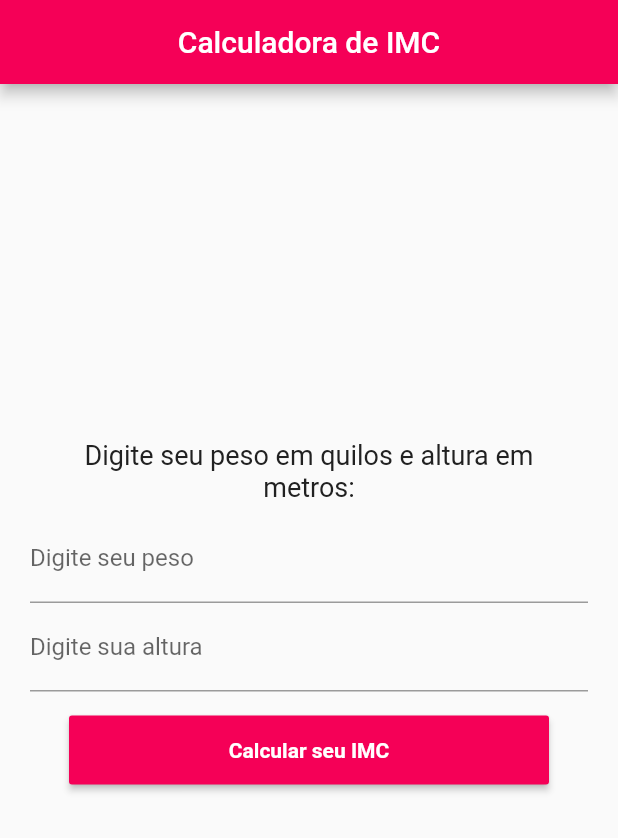
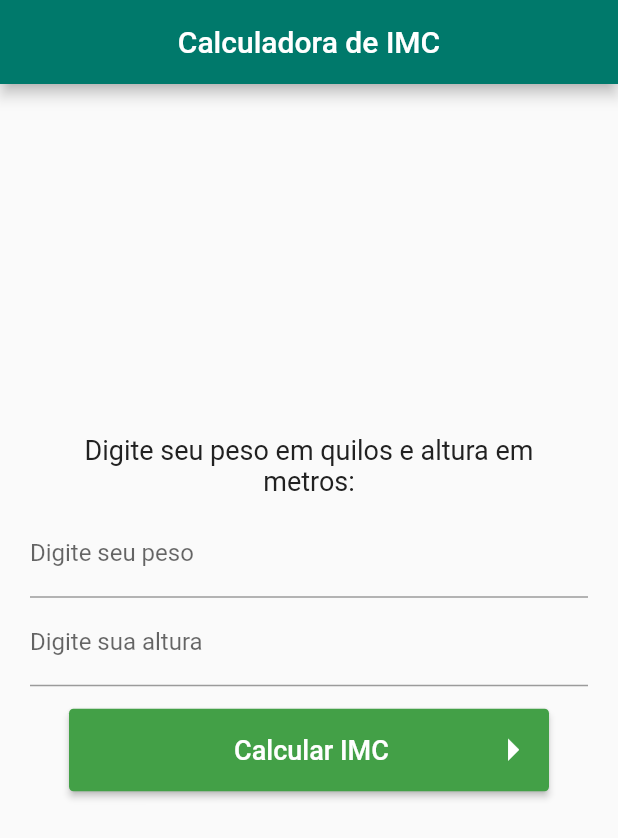
Before and after one commit to 2504Guimaraes/Desenvolvimento-Mobile-IMC, a Flutter app: the screen it shows after launch, on a phone screen of 412 x 824 dp. Shown: the top 838 px of the screen. Run offline on Flutter 3.47's test engine with Material 2 defaults, Android fonts, the phone set to English and light mode, and no system bars.

Commit message:
tentando aprender como fazer btn com símbolo à direita

```diff
--- a/lib/AppCalculadora/Logica_e_Estado/logicaEstado.dart
+++ b/lib/AppCalculadora/Logica_e_Estado/logicaEstado.dart
@@ -42,6 +42,8 @@ class _LogicaCalculadora extends State<CalculadoraBody> {
     }
   }
 
+  // Método para avaliar se valor digitado é um número ou não:
+
   void calcularIMC() {
     double valorPeso = double.tryParse(_pesoDigitado.text);
     double valorAltura = double.tryParse(_alturaDigitada.text);
@@ -55,7 +57,7 @@ class _LogicaCalculadora extends State<CalculadoraBody> {
       });
     } else {
       setState(() {
-        msgResultadoIMC = "Valores do peso ou altura vazios.";
+        msgResultadoIMC = "Valores vazios ou inválidos.";
       });
     }
   }
@@ -110,17 +112,40 @@ class _LogicaCalculadora extends State<CalculadoraBody> {
                   width: 320,
                   margin: const EdgeInsets.only(top: 15),
                   child: RaisedButton(
-                    padding: EdgeInsets.fromLTRB(10, 15, 10, 15),
+                    shape: RoundedRectangleBorder(
+                        borderRadius: BorderRadius.all(Radius.circular(3))),
+                    padding: EdgeInsets.fromLTRB(15, 10, 4, 10),
                     onPressed: () {
                       calcularIMC();
                       esvaziarValoresDigitados();
                     },
-                    color: Colors.pinkAccent[400],
-                    child: Text(
-                      'Calcular seu IMC',
-                      style: TextStyle(
-                        color: Colors.white,
-                        fontWeight: FontWeight.bold,
+                    textColor: Colors.white,
+                    color: Colors.green[600],
+                    child: Padding(
+                      padding: EdgeInsets.fromLTRB(0, 0, 0, 0),
+                      child: Row(
+                        crossAxisAlignment: CrossAxisAlignment.center,
+                        children: <Widget>[
+                          Container(
+                            color: Colors.transparent,
+                            padding: EdgeInsets.fromLTRB(95, 3, 55, 3),
+                            child: Text(
+                              'Calcular IMC',
+                              style: TextStyle(
+                                color: Colors.white,
+                                fontSize: 18,
+                              ),
+                            ),
+                          ),
+                          Padding(
+                            padding: EdgeInsets.fromLTRB(10, 0, 0, 0),
+                            child: Icon(
+                              Icons.arrow_right_sharp,
+                              color: Colors.white,
+                              size: 35,
+                            ),
+                          )
+                        ],
                       ),
                     ),
                   ),
@@ -129,14 +154,9 @@ class _LogicaCalculadora extends State<CalculadoraBody> {
             ),
             Padding(
               padding: EdgeInsets.all(25),
-              child: Text(
-                msgResultadoIMC,
-                textAlign: TextAlign.center,
-                style: TextStyle(
-                  fontSize: 18,
-                  color: Colors.black
-                )
-              ),
+              child: Text(msgResultadoIMC,
+                  textAlign: TextAlign.center,
+                  style: TextStyle(fontSize: 18, color: Colors.black)),
             )
           ]),
     );
--- a/lib/AppCalculadora/pagina1Calculadora.dart
+++ b/lib/AppCalculadora/pagina1Calculadora.dart
@@ -8,7 +8,7 @@ class PaginaCalculadora extends StatelessWidget {
       appBar: AppBar(
         title: Text('Calculadora de IMC'),
         centerTitle: true,
-        backgroundColor: Colors.pinkAccent[400],
+        backgroundColor: Colors.teal[700],
       ),
       body: CalculadoraBody(),
     );
```
